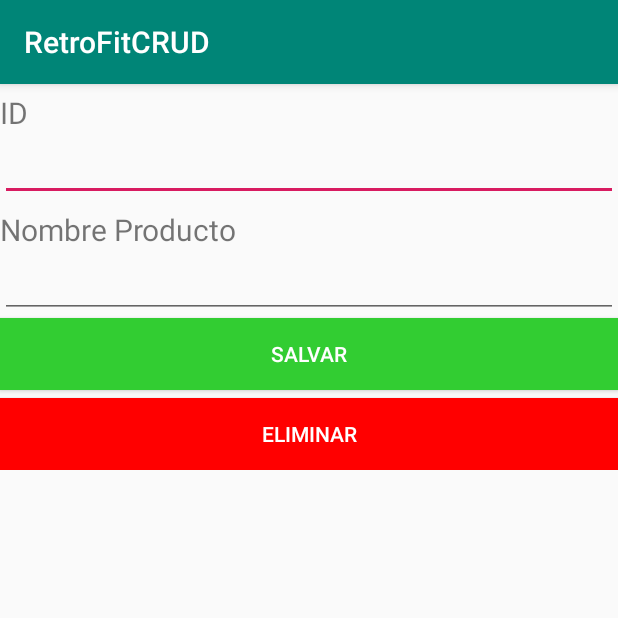
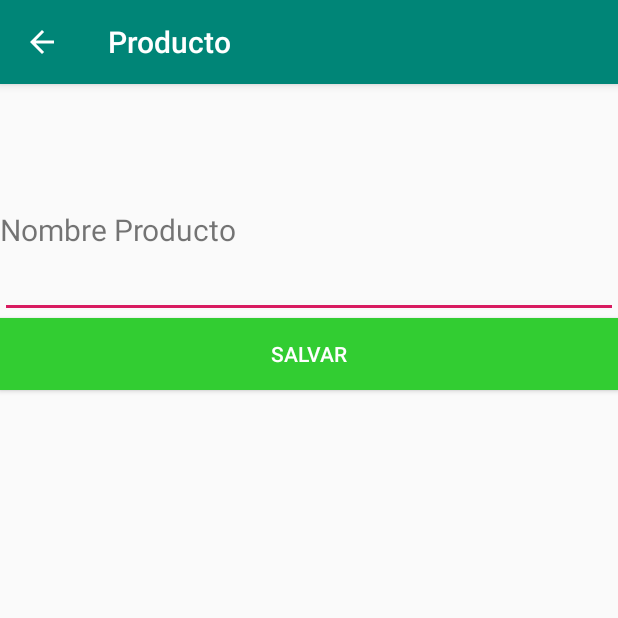
Before and after one commit to CIFP-Virgen-de-Gracia/RetroFitCRUD2020, an Android app: the ProductoActivity screen opened directly, with no data from a screen before it, on a phone screen of 412 x 824 dp, the top half of it. Run offline under Robolectric (Android 15) with nearby library versions, the phone set to English and light mode, and no system bars; 2 statements that could not run were skipped.

Commit message:
Ajustes de interfaz

```diff
--- a/app/src/main/java/com/example/retrofitcrud/ProductoActivity.java
+++ b/app/src/main/java/com/example/retrofitcrud/ProductoActivity.java
@@ -1,13 +1,79 @@
 package com.example.retrofitcrud;
 
+import android.view.MenuItem;
+import android.view.View;
+import android.widget.Button;
+import android.widget.EditText;
+import android.widget.TextView;
 import androidx.appcompat.app.AppCompatActivity;
 import android.os.Bundle;
+import com.example.retrofitcrud.rest.APIUtils;
+import com.example.retrofitcrud.rest.ProductoRest;
 
 public class ProductoActivity extends AppCompatActivity {
+
+    ProductoRest productoRest;
+    EditText edtProductoId;
+    EditText edtEdtProductoNombre;
+    Button btnSalvar;
+    Button btnEliminar;
+    TextView txtProductoId;
+
 
     @Override
     protected void onCreate(Bundle savedInstanceState) {
         super.onCreate(savedInstanceState);
         setContentView(R.layout.activity_productos);
+
+        // Configuramos la barra de título
+        setTitle("Producto");
+        getSupportActionBar().setDisplayHomeAsUpEnabled(true);
+
+        // Enlazamos los elementos de la interfaz
+        txtProductoId = (TextView) findViewById(R.id.txtProductoId);
+        edtProductoId = (EditText) findViewById(R.id.edtProductoId);
+        edtEdtProductoNombre = (EditText) findViewById(R.id.edtProductoNombre);
+        btnSalvar = (Button) findViewById(R.id.btnSalvar);
+        btnEliminar = (Button) findViewById(R.id.btnEliminar);
+
+        // Llamamos al servicio
+        productoRest = APIUtils.getService();
+
+        // Obrenemos El Bundle de llamar a una actividad
+        Bundle extras = getIntent().getExtras();
+        final String productoId = extras.getString("producto_id");
+        String productoNombre = extras.getString("producto_nombre");
+
+        // Pasamos los datos obtenidos
+        edtProductoId.setText(productoId);
+        edtEdtProductoNombre.setText(productoNombre);
+
+        // Si es un nuevo producto, no lo podemos editar
+        if(productoId != null && productoId.trim().length() > 0 ){
+            edtProductoId.setFocusable(false);
+        } else {
+            // Ademas no podemos eliminarlo
+            txtProductoId.setVisibility(View.INVISIBLE);
+            edtProductoId.setVisibility(View.INVISIBLE);
+            btnEliminar.setVisibility(View.INVISIBLE);
+        }
+
+        // Eventos de los botones
+    }
+
+    /**
+     * Si pulsamos atras volvemos
+     * @param item
+     * @return
+     */
+    @Override
+    public boolean onOptionsItemSelected(MenuItem item) {
+        switch (item.getItemId()) {
+            case android.R.id.home:
+                finish(); // Terminamos la actividad
+                return true;
+        }
+
+        return super.onOptionsItemSelected(item);
     }
 }
--- a/app/src/main/res/layout/activity_productos.xml
+++ b/app/src/main/res/layout/activity_productos.xml
@@ -12,7 +12,7 @@
             android:orientation="vertical" tools:ignore="MissingConstraints">
 
         <TextView
-                android:id="@+id/txtUId"
+                android:id="@+id/txtProductoId"
                 android:layout_width="match_parent"
                 android:layout_height="wrap_content"
                 android:text="ID"
@@ -21,14 +21,14 @@
         />
 
         <EditText
-                android:id="@+id/edtUId"
+                android:id="@+id/edtProductoId"
                 android:layout_width="match_parent"
                 android:layout_height="wrap_content"
                 android:inputType="number"
         />
 
         <TextView
-                android:id="@+id/txtUIProductoNombre"
+                android:id="@+id/txtProductoNombre"
                 android:layout_width="match_parent"
                 android:layout_height="wrap_content"
                 android:text="Nombre Producto"
@@ -43,7 +43,7 @@
         />
 
         <Button
-                android:id="@+id/btnSsalvar"
+                android:id="@+id/btnSalvar"
                 android:layout_width="match_parent"
                 android:layout_height="wrap_content"
                 android:text="Salvar"
```
Also changed, not shown: app/src/main/java/com/example/retrofitcrud/MainActivity.java (+22 -0 lines), app/src/main/java/com/example/retrofitcrud/ProductosAdapter.java (+14 -6 lines).
